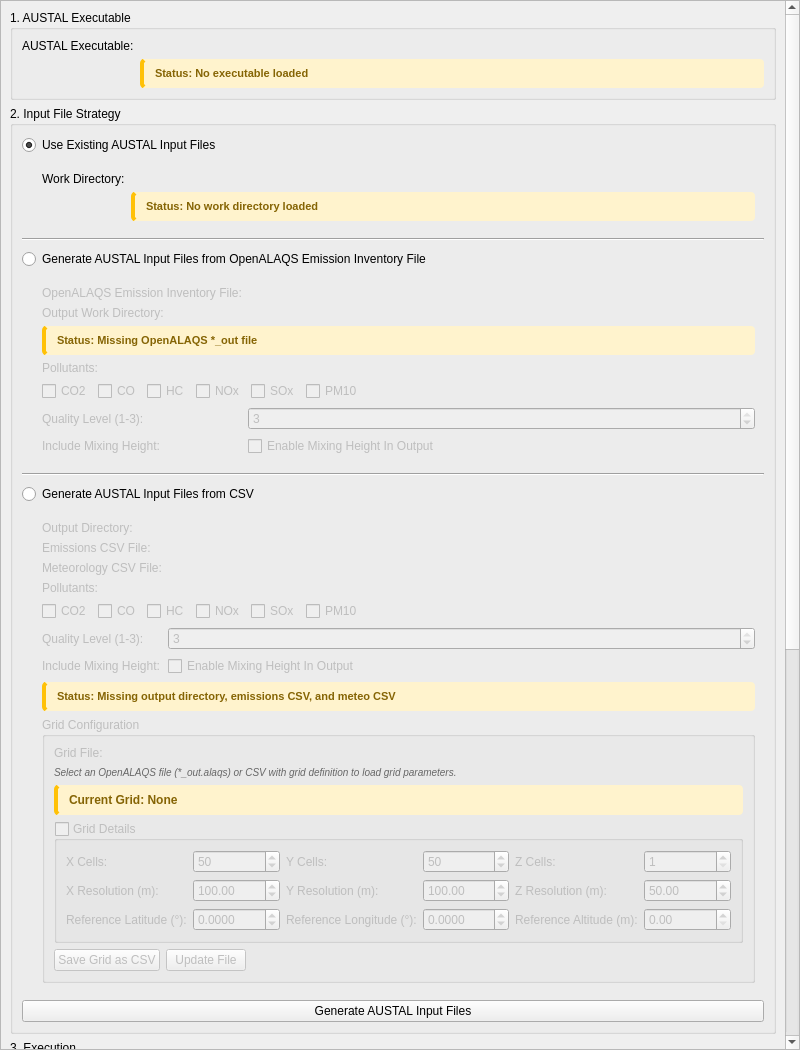
Qt form open_alaqs/ui/ui_run_austal.ui (eurocontrol-asu/open_alaqs) before a commit.
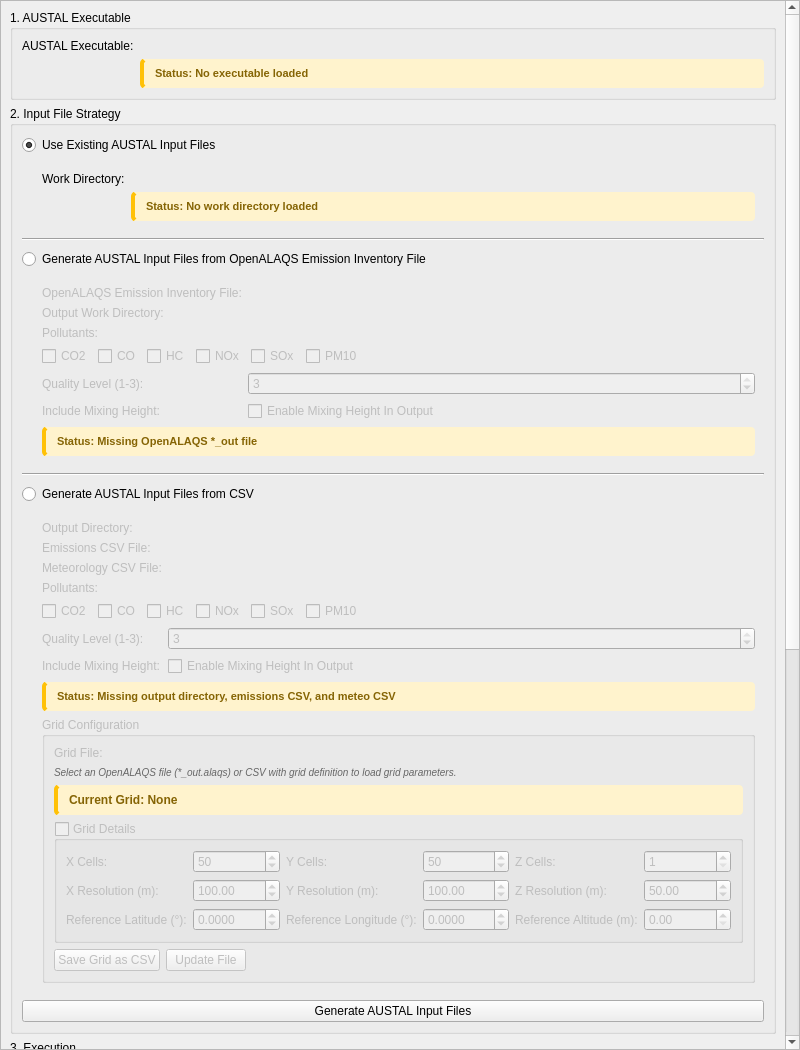
The same form after that commit. Custom widgets are drawn as their Qt base class.

Commit message: [ui] Changed the position of the status window for create from OpenALAQS file option to be at the bottom

```diff
--- a/open_alaqs/ui/ui_run_austal.ui
+++ b/open_alaqs/ui/ui_run_austal.ui
@@ -240,23 +240,13 @@
           </widget>
          </item>
          <item row="2" column="0" colspan="2">
-          <widget class="QLabel" name="alaqsGenerationStatusLabel">
-           <property name="text">
-            <string>Status: Missing OpenALAQS *_out file</string>
-           </property>
-           <property name="styleSheet">
-            <string>background-color: #fff3cd; padding: 8px; border-radius: 4px; border-left: 4px solid #ffc107; color: #856404; font-weight: bold; font-size: 11px;</string>
-           </property>
-          </widget>
-         </item>
-         <item row="3" column="0" colspan="2">
           <widget class="QLabel" name="alaqsPollutantLabel">
            <property name="text">
             <string>Pollutants:</string>
            </property>
           </widget>
          </item>
-         <item row="4" column="0" colspan="2">
+         <item row="3" column="0" colspan="2">
           <layout class="QHBoxLayout" name="alaqsPollutantCheckboxLayout">
           <item>
             <widget class="QCheckBox" name="alaqs_pollutant_co2">
@@ -315,14 +305,14 @@
            </item>
           </layout>
          </item>
-         <item row="5" column="0">
+         <item row="4" column="0">
           <widget class="QLabel" name="alaqsQualityLevelLabel">
            <property name="text">
             <string>Quality Level (1-3):</string>
            </property>
           </widget>
          </item>
-         <item row="5" column="1">
+         <item row="4" column="1">
           <widget class="QSpinBox" name="alaqs_quality_level_spinbox">
            <property name="minimum">
             <number>1</number>
@@ -335,20 +325,30 @@
            </property>
           </widget>
          </item>
-         <item row="6" column="0">
+         <item row="5" column="0">
           <widget class="QLabel" name="alaqsMixingHeightLabel">
            <property name="text">
             <string>Include Mixing Height:</string>
            </property>
           </widget>
          </item>
-         <item row="6" column="1">
+         <item row="5" column="1">
           <widget class="QCheckBox" name="alaqs_mixing_height_checkbox">
            <property name="text">
             <string>Enable Mixing Height In Output</string>
            </property>
           </widget>
          </item>
+         <item row="6" column="0" colspan="2">
+          <widget class="QLabel" name="alaqsGenerationStatusLabel">
+           <property name="text">
+            <string>Status: Missing OpenALAQS *_out file</string>
+           </property>
+           <property name="styleSheet">
+            <string>background-color: #fff3cd; padding: 8px; border-radius: 4px; border-left: 4px solid #ffc107; color: #856404; font-weight: bold; font-size: 11px;</string>
+           </property>
+          </widget>
+         </item>
         </layout>
        </widget>
       </item>
```
